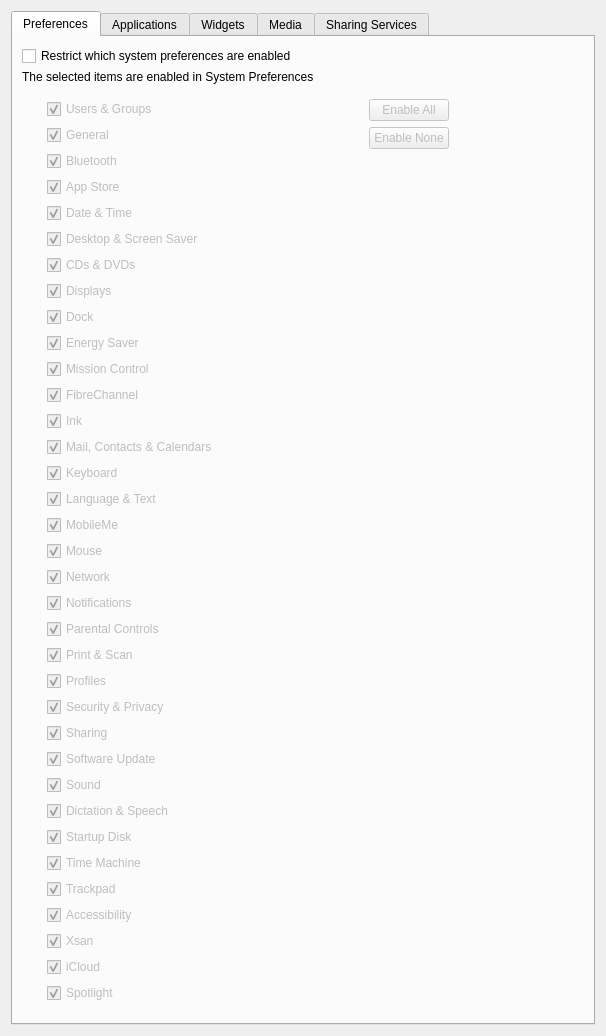
First picture: the form in FWAdminLib/Configurator/RestrictionsOSXForm.ui, repository fw-dev/translations, before the edit.
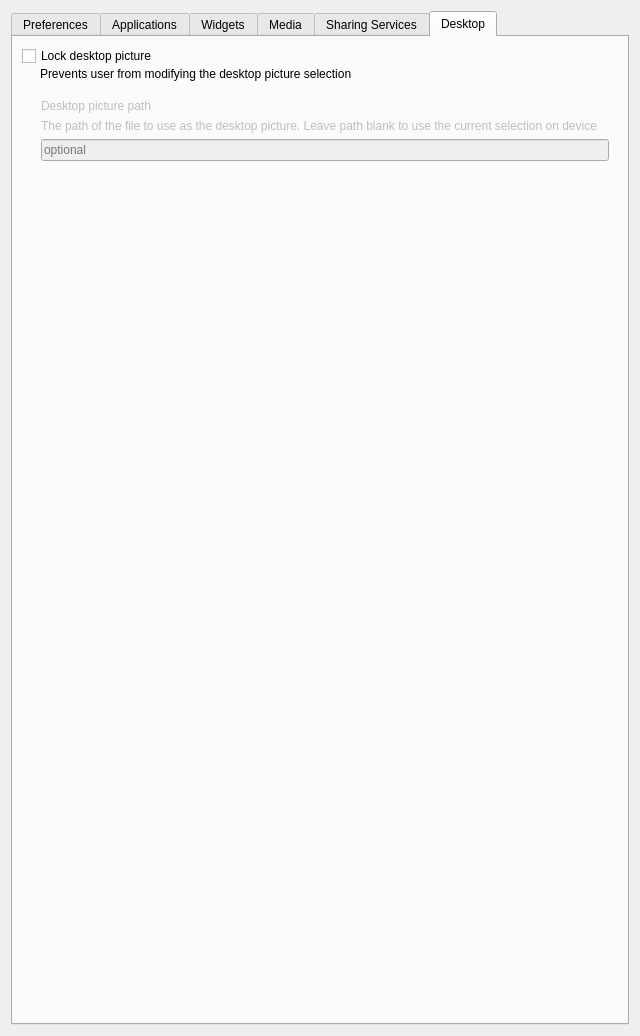
Second picture: the form after the edit. The open tabs and pages were chosen to show the change. Icons and pictures are not drawn.

The edit to the form file:
```diff
--- a/FWAdminLib/Configurator/RestrictionsOSXForm.ui
+++ b/FWAdminLib/Configurator/RestrictionsOSXForm.ui
@@ -6,8 +6,8 @@
    <rect>
     <x>0</x>
     <y>0</y>
-    <width>606</width>
-    <height>860</height>
+    <width>640</width>
+    <height>881</height>
    </rect>
   </property>
   <property name="windowTitle">
@@ -16,9 +16,18 @@
   <layout class="QVBoxLayout" name="verticalLayout_12">
    <item>
     <widget class="QTabWidget" name="tabWidget">
+     <property name="sizePolicy">
+      <sizepolicy hsizetype="Minimum" vsizetype="Expanding">
+       <horstretch>0</horstretch>
+       <verstretch>0</verstretch>
+      </sizepolicy>
+     </property>
      <property name="currentIndex">
       <number>0</number>
      </property>
+     <property name="documentMode">
+      <bool>false</bool>
+     </property>
      <widget class="QWidget" name="tab">
       <attribute name="title">
        <string>Preferences</string>
@@ -1554,6 +1563,98 @@
        </item>
       </layout>
      </widget>
+     <widget class="QWidget" name="desktopTab">
+      <attribute name="title">
+       <string>Desktop</string>
+      </attribute>
+      <layout class="QVBoxLayout" name="verticalLayout_24">
+       <item>
+        <layout class="QVBoxLayout" name="verticalLayout_23">
+         <property name="spacing">
+          <number>1</number>
+         </property>
+         <item>
+          <widget class="QCheckBox" name="lockDesktopPicture">
+           <property name="text">
+            <string>Lock desktop picture</string>
+           </property>
+          </widget>
+         </item>
+         <item>
+          <widget class="QLabel" name="lTip_desktop_locked">
+           <property name="sizePolicy">
+            <sizepolicy hsizetype="Expanding" vsizetype="Preferred">
+             <horstretch>1</horstretch>
+             <verstretch>0</verstretch>
+            </sizepolicy>
+           </property>
+           <property name="text">
+            <string>Prevents user from modifying the desktop picture selection</string>
+           </property>
+           <property name="margin">
+            <number>0</number>
+           </property>
+           <property name="indent">
+            <number>18</number>
+           </property>
+          </widget>
+         </item>
+        </layout>
+       </item>
+       <item>
+        <widget class="QWidget" name="lockDestopWidget" native="true">
+         <property name="enabled">
+          <bool>false</bool>
+         </property>
+         <layout class="QVBoxLayout" name="verticalLayout_22">
+          <property name="leftMargin">
+           <number>19</number>
+          </property>
+          <property name="topMargin">
+           <number>12</number>
+          </property>
+          <item>
+           <widget class="QLabel" name="label">
+            <property name="text">
+             <string>Desktop picture path</string>
+            </property>
+           </widget>
+          </item>
+          <item>
+           <widget class="QLabel" name="lTip_desktop_picture_path">
+            <property name="text">
+             <string>The path of the file to use as the desktop picture. Leave path blank to use the current selection on device</string>
+            </property>
+            <property name="wordWrap">
+             <bool>true</bool>
+            </property>
+           </widget>
+          </item>
+          <item>
+           <widget class="QLineEdit" name="overridePicturePath">
+            <property name="placeholderText">
+             <string>optional</string>
+            </property>
+           </widget>
+          </item>
+          <item>
+           <spacer name="verticalSpacer_6">
+            <property name="orientation">
+             <enum>Qt::Vertical</enum>
+            </property>
+            <property name="sizeHint" stdset="0">
+             <size>
+              <width>20</width>
+              <height>636</height>
+             </size>
+            </property>
+           </spacer>
+          </item>
+         </layout>
+        </widget>
+       </item>
+      </layout>
+     </widget>
     </widget>
    </item>
   </layout>
```
Left out of the diff: 78 changed lines with no effect on the pictures.
